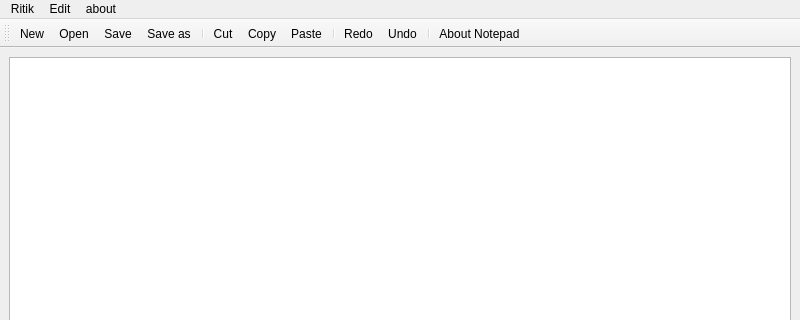
Before: the Qt Designer form mainwindow.ui in Sauravsingh-debugger/notepad, drawn with Qt 5; both pictures show x 0 to 800 and y 0 to 320 of the 800 by 600 pixel window.
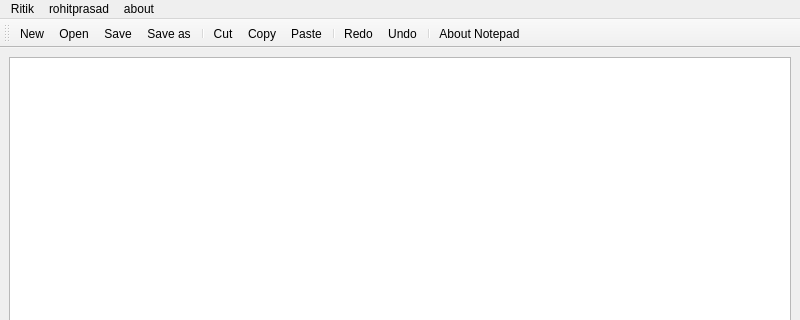
After: the same form once the commit is applied. Icons and pictures are not drawn.

```diff
--- a/mainwindow.ui
+++ b/mainwindow.ui
@@ -32,7 +32,7 @@
      <x>0</x>
      <y>0</y>
      <width>800</width>
-     <height>21</height>
+     <height>26</height>
     </rect>
    </property>
    <widget class="QMenu" name="menuFile">
@@ -47,7 +47,7 @@
    </widget>
    <widget class="QMenu" name="menuEdit">
     <property name="title">
-     <string>Edit</string>
+     <string>rohitprasad</string>
     </property>
     <addaction name="actionCut"/>
     <addaction name="actionCopy"/>
```
